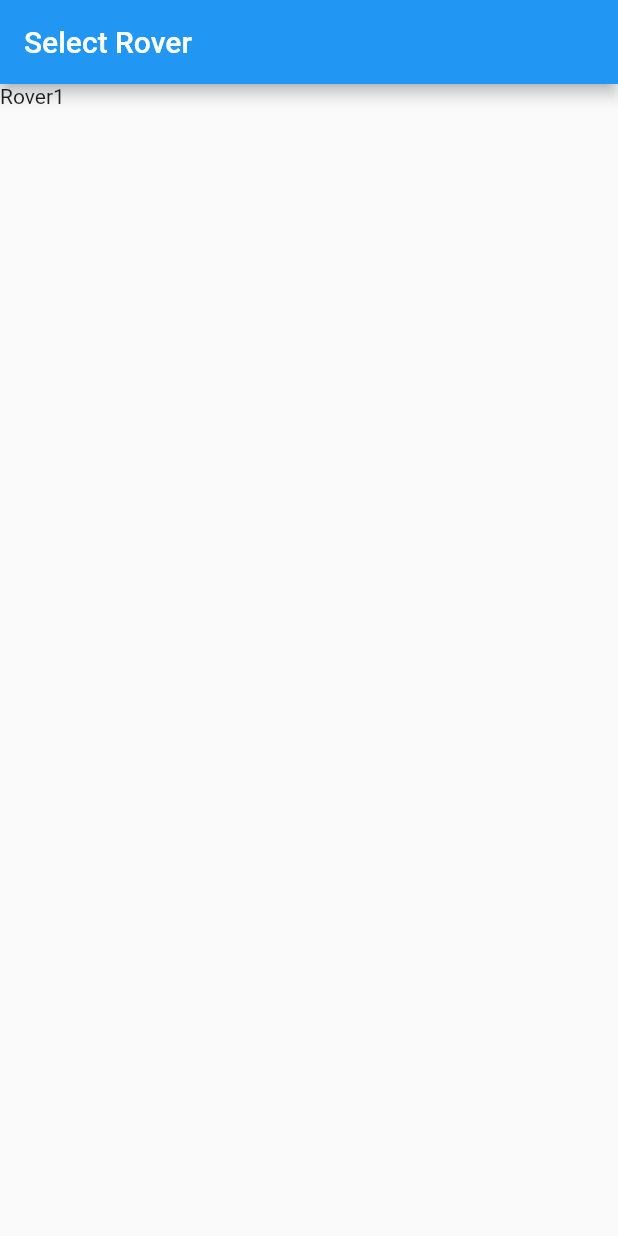
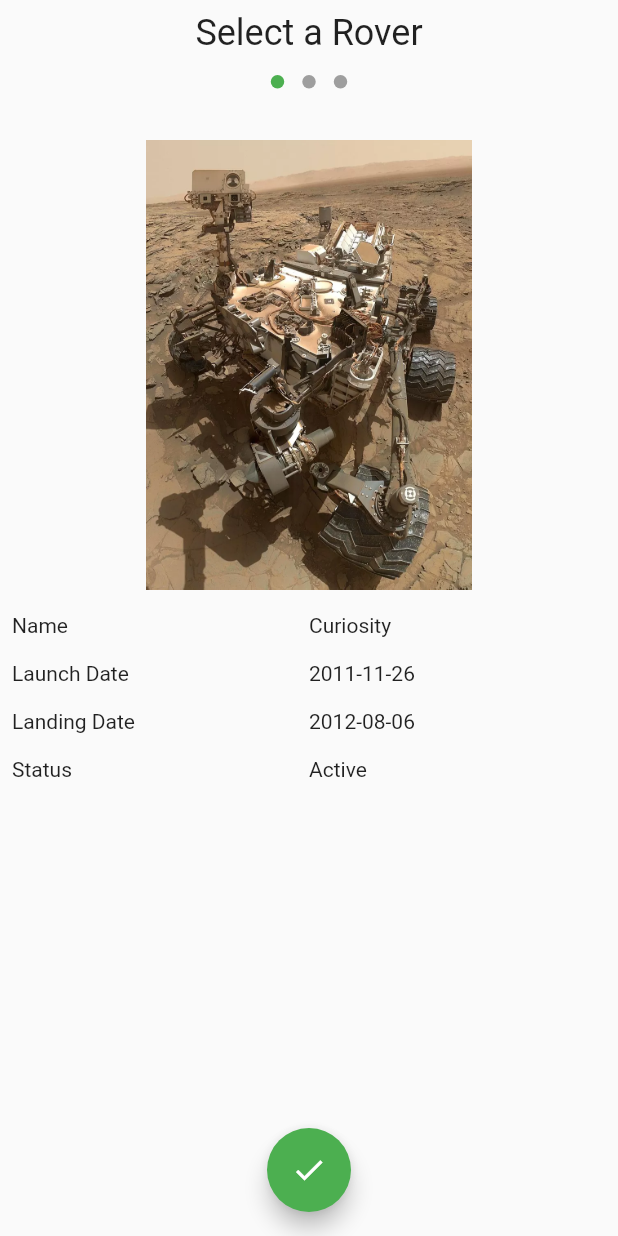
Before and after one commit to tanvir-ahmod/Mars_Rover_Photos_Flutter, a Flutter app: the screen it shows after launch, on a phone screen of 412 x 824 dp. Run offline on Flutter 3.47's test engine with Material 2 defaults, Android fonts, the phone set to English and light mode, and no system bars; drawn by our look-alikes of dots_indicator.

Commit message:
Implement select rover page UI

```diff
--- a/lib/main.dart
+++ b/lib/main.dart
@@ -1,5 +1,5 @@
 import 'package:flutter/material.dart';
-import 'app_router.dart';
+import 'utills/app_router.dart';
 
 void main() {
   runApp(MyApp());
--- /dev/null
+++ b/lib/rover_selection/rover.dart
@@ -0,0 +1,18 @@
+class Rover {
+  int id;
+  String name;
+  String image;
+  String launchDate;
+  String landingDate;
+  String currentStatus;
+  String camera = "FHAZ";
+
+  Rover(
+      {this.id,
+      this.name,
+      this.image,
+      this.launchDate,
+      this.landingDate,
+      this.currentStatus,
+      this.camera});
+}
--- /dev/null
+++ b/lib/rover_selection/rover_view.dart
@@ -0,0 +1,84 @@
+import 'package:flutter/cupertino.dart';
+import 'package:flutter/material.dart';
+import 'package:mars_rover_image_flutter/rover_selection/rover.dart';
+
+class RoverView extends StatelessWidget {
+  int position;
+
+  RoverView(this.position);
+
+  var rovers = [
+    Rover(
+        image: "assets/images/curiosity.webp",
+        name: "Curiosity",
+        launchDate: "2011-11-26",
+        landingDate: "2012-08-06",
+        currentStatus: "Active"),
+    Rover(
+        image: "assets/images/opportunity.webp",
+        name: "Opportunity",
+        launchDate: "2003-07-07",
+        landingDate: "2004-01-25",
+        currentStatus: "Complete"),
+    Rover(
+        image: "assets/images/spirit.webp",
+        name: "Spirit",
+        launchDate: "2003-06-10",
+        landingDate: "2004-01-04",
+        currentStatus: "Complete"),
+  ];
+
+  @override
+  Widget build(BuildContext context) {
+    return Scaffold(
+      body: Container(
+        margin: EdgeInsets.only(top: 20.0),
+        child: Column(
+          children: [
+            Padding(
+              padding: const EdgeInsets.all(8.0),
+              child: Image.asset(rovers[position].image,
+                  height: 300, fit: BoxFit.fill),
+            ),
+            Padding(
+              padding: const EdgeInsets.all(8.0),
+              child: Row(
+                children: [
+                  Expanded(child: Text("Name")),
+                  Expanded(child: Text(rovers[position].name))
+                ],
+              ),
+            ),
+            Padding(
+              padding: const EdgeInsets.all(8.0),
+              child: Row(
+                children: [
+                  Expanded(child: Text("Launch Date")),
+                  Expanded(child: Text(rovers[position].launchDate))
+                ],
+              ),
+            ),
+            Padding(
+              padding: const EdgeInsets.all(8.0),
+              child: Row(
+                children: [
+                  Expanded(child: Text("Landing Date")),
+                  Expanded(child: Text(rovers[position].landingDate))
+                ],
+              ),
+            ),
+            Padding(
+              padding: const EdgeInsets.all(8.0),
+              child: Row(
+                children: [
+                  Expanded(child: Text("Status")),
+                  Expanded(child: Text(rovers[position].currentStatus))
+                ],
+              ),
+            ),
+          ],
+        ),
+      ),
+    );
+  }
+}
--- /dev/null
+++ b/lib/rover_selection/select_rover.dart
@@ -0,0 +1,62 @@
+import 'package:dots_indicator/dots_indicator.dart';
+import 'package:flutter/cupertino.dart';
+import 'package:flutter/material.dart';
+import 'package:mars_rover_image_flutter/rover_selection/rover_view.dart';
+
+class SelectRover extends StatefulWidget {
+  @override
+  _SelectRoverState createState() => _SelectRoverState();
+}
+
+class _SelectRoverState extends State<SelectRover> {
+  final _controller = new PageController();
+  double indicator = 0;
+
+  final List<Widget> _pages = <Widget>[
+    RoverView(0),
+    RoverView(1),
+    RoverView(2),
+  ];
+
+  @override
+  Widget build(BuildContext context) {
+    return Scaffold(
+      body: SafeArea(
+        child: Column(
+          children: [
+            Center(
+              child: Padding(
+                padding: const EdgeInsets.all(8.0),
+                child: Text(
+                  'Select a Rover',
+                  style: TextStyle(fontSize: 24.0),
+                ),
+              ),
+            ),
+            DotsIndicator(
+                dotsCount: _pages.length,
+                position: indicator,
+                decorator: DotsDecorator(activeColor: Colors.green)),
+            Expanded(
+              child: PageView(
+                controller: _controller,
+                children: _pages,
+                onPageChanged: (int page) {
+                  setState(() {
+                    indicator = page.toDouble();
+                  });
+                },
+              ),
+            ),
+          ],
+        ),
+      ),
+      floatingActionButtonLocation: FloatingActionButtonLocation.centerFloat,
+      floatingActionButton: FloatingActionButton(
+        // isExtended: true,
+        child: Icon(Icons.check),
+        backgroundColor: Colors.green,
+      ),
+    );
+  }
+}
--- a/lib/select_rover.dart
+++ /dev/null
@@ -1,20 +0,0 @@
-import 'package:flutter/cupertino.dart';
-import 'package:flutter/material.dart';
-
-class SelectRover extends StatelessWidget {
-  @override
-  Widget build(BuildContext context) {
-    return Scaffold(
-      appBar: AppBar(
-        title: Text("Select Rover"),
-      ),
-      body: Column(
-        children: [
-          Text(
-            'Rover1',
-          )
-        ],
-      ),
-    );
-  }
-}
--- a/lib/app_router.dart
+++ b/lib/utills/app_router.dart
@@ -1,5 +1,5 @@
 import 'package:flutter/material.dart';
-import 'package:mars_rover_image_flutter/select_rover.dart';
+import 'package:mars_rover_image_flutter/rover_selection/select_rover.dart';
 
 const String RoverSelectionRoute = "/";
 
```
Also changed, not shown: pubspec.yaml (+8 -4 lines), assets/images/curiosity.webp (added), assets/images/curiosity_chemcam.jpg (added), assets/images/curiosity_fhaz.webp (added), assets/images/curiosity_mast.webp (added), assets/images/curiosity_navcam.jpg (added), assets/images/curiosity_rhaz.jpg (added), assets/images/opportunity.webp (added), assets/images/opportunity_navcam.jpg (added), assets/images/opportunity_pancam.jpg (added), assets/images/spirit.webp (added), assets/images/spirit_navcam.jpg (added), assets/images/spirit_pancam.jpg (added), pubspec.lock.
